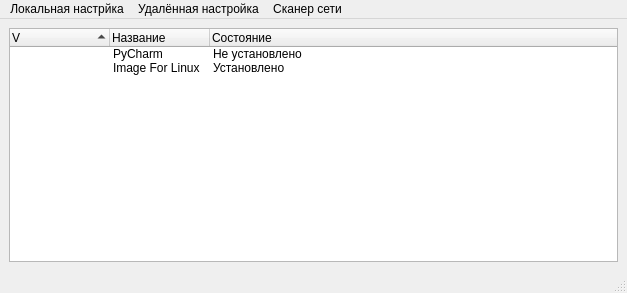
This is adminka/qt/MainWindow.ui in dreadsolnce/currentProjects as Qt 5 draws it before an edit. The edited form follows.
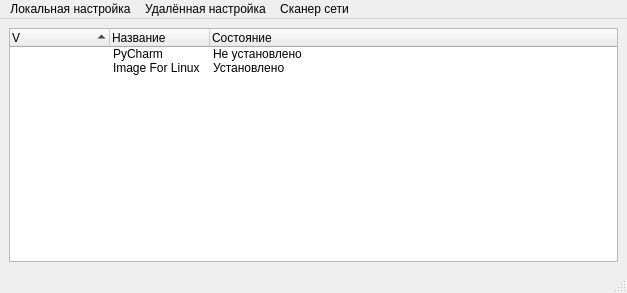
This is the edited form.

Diff of the .ui file:
```diff
--- a/adminka/qt/MainWindow.ui
+++ b/adminka/qt/MainWindow.ui
@@ -84,7 +84,7 @@
    </property>
    <widget class="QMenu" name="menu">
     <property name="title">
-     <string>Локальная настрйка</string>
+     <string>Локальная настройка</string>
     </property>
     <widget class="QMenu" name="menu_2">
      <property name="title">
```
Left out of the diff: 17 changed lines with no effect on the pictures.
